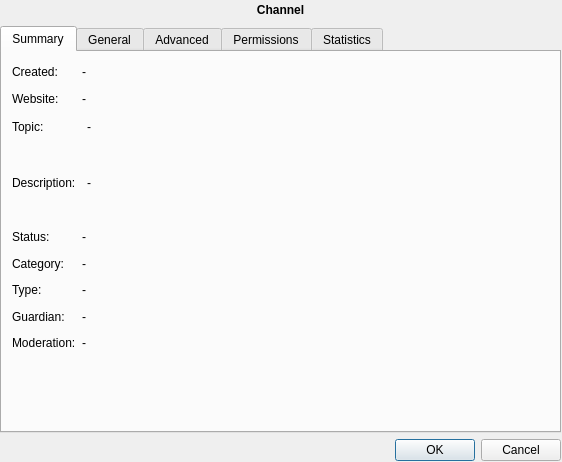
Old version of the form ui/channel_settings.ui in the repository gitter-badger/simplechatclient.
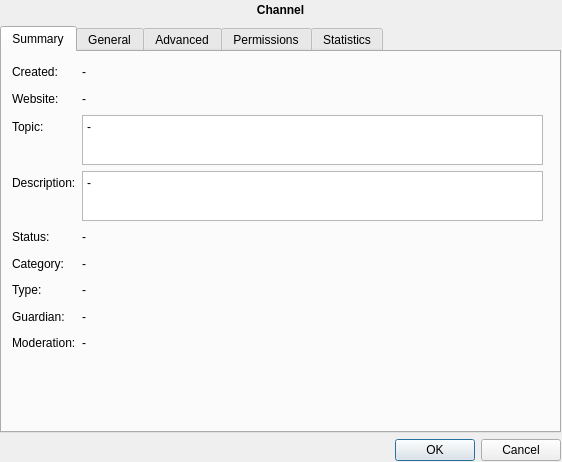
New version of the form. Icons and pictures are not drawn.

Commit message: fixed menu in channel settings

The edit to the form file:
```diff
--- a/ui/channel_settings.ui
+++ b/ui/channel_settings.ui
@@ -198,9 +198,6 @@
              <height>50</height>
             </size>
            </property>
-           <property name="styleSheet">
-            <string notr="true">background-color: rgba(0, 0, 0, 0);</string>
-           </property>
            <property name="readOnly">
             <bool>true</bool>
            </property>
@@ -217,9 +214,6 @@
              <height>50</height>
             </size>
            </property>
-           <property name="styleSheet">
-            <string notr="true">background-color: rgba(0, 0, 0, 0);</string>
-           </property>
            <property name="readOnly">
             <bool>true</bool>
            </property>
```
The commit also changes 2 other files.
